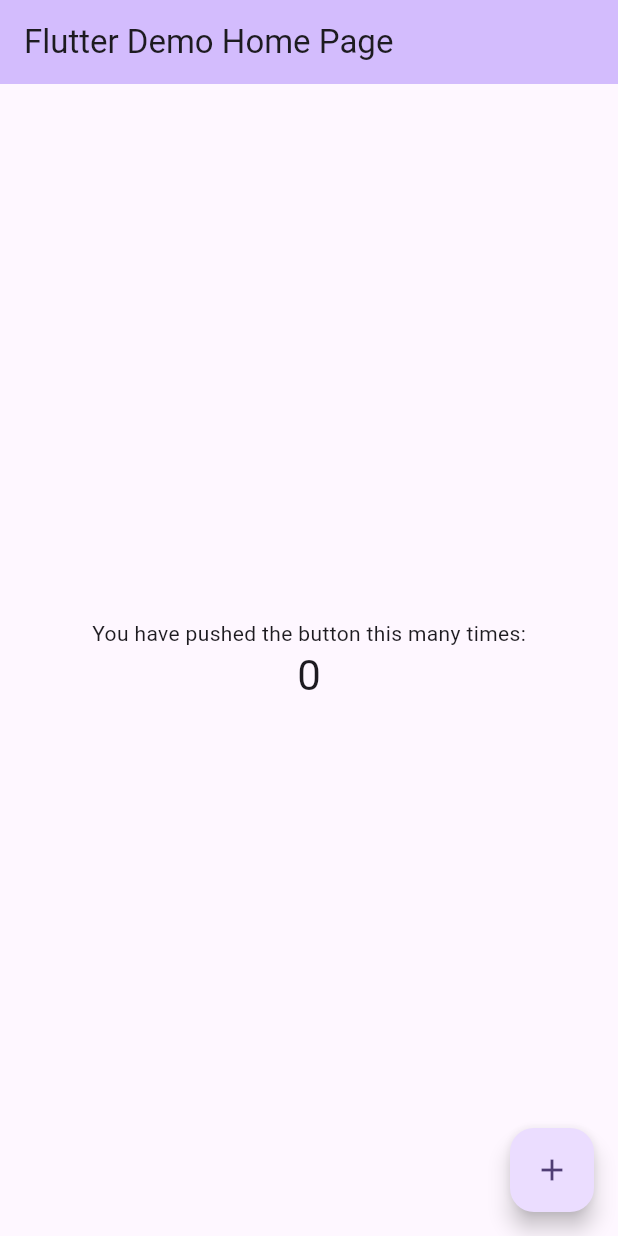
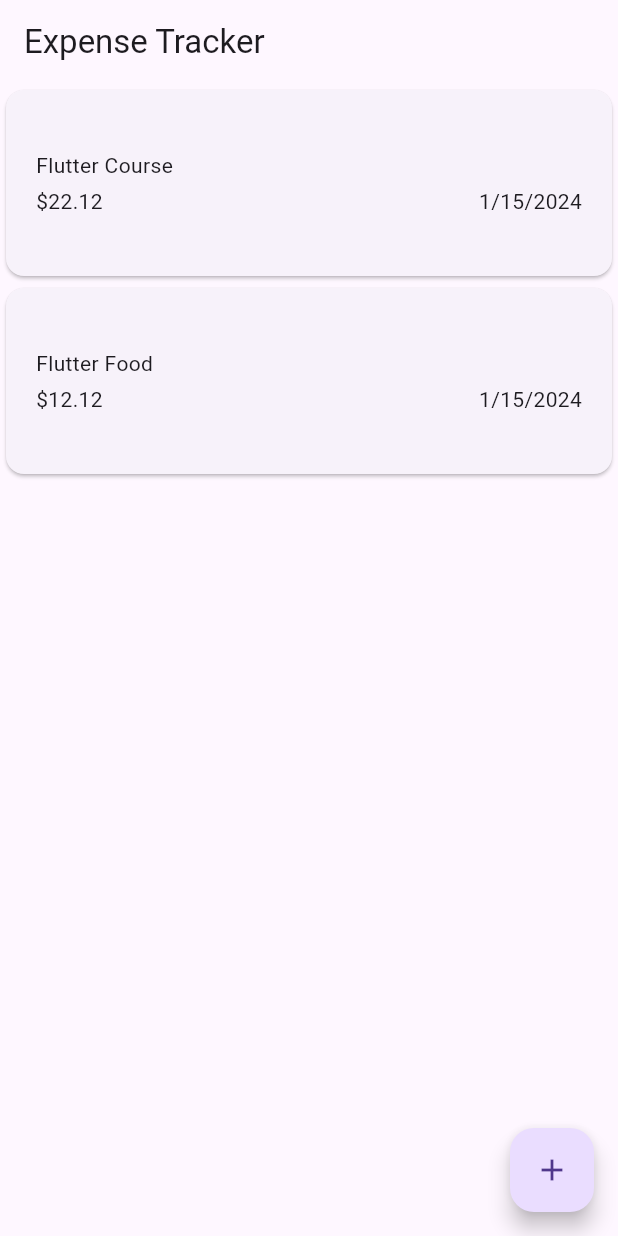
Before and after one commit to marijoy-apa/flutter-learn-forms, a Flutter app: the screen it shows after launch, on a phone screen of 412 x 824 dp. Run offline on Flutter 3.47's test engine with Material 3 defaults, Android fonts, the phone set to English and light mode, and no system bars.

Commit message:
create expense list item

```diff
--- /dev/null
+++ b/expense_tracker/lib/data/expense_list.dart
@@ -0,0 +1,14 @@
+import 'package:expense_tracker/model/expense.dart';
+
+List<Expense> expenseList = [
+  Expense(
+      title: 'Flutter Course',
+      amount: 22.12,
+      date: DateTime.now(),
+      category: Category.food),
+  Expense(
+      title: 'Flutter Food',
+      amount: 12.12,
+      date: DateTime.now(),
+      category: Category.leisure),
+];
--- /dev/null
+++ b/expense_tracker/lib/expense_item.dart
@@ -0,0 +1,33 @@
+import 'package:expense_tracker/model/expense.dart';
+import 'package:flutter/material.dart';
+
+class ExpenseItem extends StatelessWidget {
+  const ExpenseItem({super.key, required this.expense});
+
+  final Expense expense;
+
+  @override
+  Widget build(BuildContext context) {
+    return Card(
+      child: Padding(
+        padding: const EdgeInsets.symmetric(horizontal: 20, vertical: 40),
+        child: Column(
+          crossAxisAlignment: CrossAxisAlignment.start,
+          children: [
+            Text(expense.title),
+            const SizedBox(
+              height: 4,
+            ),
+            Row(
+              children: [
+                Text('\$${expense.amount.toStringAsFixed(2)}'),
+                const Spacer(),
+                Text(expense.formattedDate)
+              ],
+            ),
+          ],
+        ),
+      ),
+    );
+  }
+}
--- /dev/null
+++ b/expense_tracker/lib/home_page.dart
@@ -0,0 +1,31 @@
+import 'package:expense_tracker/data/expense_list.dart';
+import 'package:expense_tracker/expense_item.dart';
+import 'package:expense_tracker/new_expense.dart';
+import 'package:flutter/material.dart';
+
+class MyHomePage extends StatelessWidget {
+  const MyHomePage({super.key});
+
+  @override
+  Widget build(BuildContext context) {
+    return Scaffold(
+      appBar: AppBar(
+        title: const Text('Expense Tracker'),
+      ),
+      body: ListView.builder(
+        itemCount: expenseList.length,
+        itemBuilder: (context, index) =>
+            ExpenseItem(expense: expenseList[index]),
+      ),
+      floatingActionButton: FloatingActionButton(onPressed: () {
+        showModalBottomSheet(
+          useSafeArea: true,
+          isScrollControlled: true,
+          context: context,
+          builder: (context) => NewExpense(),
+        );
+      },
+      child: const Icon(Icons.add)),
+    );
+  }
+}
--- a/expense_tracker/lib/main.dart
+++ b/expense_tracker/lib/main.dart
@@ -1,3 +1,4 @@
+import 'package:expense_tracker/home_page.dart';
 import 'package:flutter/material.dart';
 
 void main() {
@@ -7,119 +8,11 @@ void main() {
 class MyApp extends StatelessWidget {
   const MyApp({super.key});
 
-  // This widget is the root of your application.
   @override
   Widget build(BuildContext context) {
-    return MaterialApp(
+    return const MaterialApp(
       title: 'Flutter Demo',
-      theme: ThemeData(
-        // This is the theme of your application.
-        //
-        // TRY THIS: Try running your application with "flutter run". You'll see
-        // the application has a purple toolbar. Then, without quitting the app,
-        // try changing the seedColor in the colorScheme below to Colors.green
-        // and then invoke "hot reload" (save your changes or press the "hot
-        // reload" button in a Flutter-supported IDE, or press "r" if you used
-        // the command line to start the app).
-        //
-        // Notice that the counter didn't reset back to zero; the application
-        // state is not lost during the reload. To reset the state, use hot
-        // restart instead.
-        //
-        // This works for code too, not just values: Most code changes can be
-        // tested with just a hot reload.
-        colorScheme: ColorScheme.fromSeed(seedColor: Colors.deepPurple),
-        useMaterial3: true,
-      ),
-      home: const MyHomePage(title: 'Flutter Demo Home Page'),
+      home: MyHomePage(),
     );
   }
 }
-
-class MyHomePage extends StatefulWidget {
-  const MyHomePage({super.key, required this.title});
-
-  // This widget is the home page of your application. It is stateful, meaning
-  // that it has a State object (defined below) that contains fields that affect
-  // how it looks.
-
-  // This class is the configuration for the state. It holds the values (in this
-  // case the title) provided by the parent (in this case the App widget) and
-  // used by the build method of the State. Fields in a Widget subclass are
-  // always marked "final".
-
-  final String title;
-
-  @override
-  State<MyHomePage> createState() => _MyHomePageState();
-}
-
-class _MyHomePageState extends State<MyHomePage> {
-  int _counter = 0;
-
-  void _incrementCounter() {
-    setState(() {
-      // This call to setState tells the Flutter framework that something has
-      // changed in this State, which causes it to rerun the build method below
-      // so that the display can reflect the updated values. If we changed
-      // _counter without calling setState(), then the build method would not be
-      // called again, and so nothing would appear to happen.
-      _counter++;
-    });
-  }
-
-  @override
-  Widget build(BuildContext context) {
-    // This method is rerun every time setState is called, for instance as done
-    // by the _incrementCounter method above.
-    //
-    // The Flutter framework has been optimized to make rerunning build methods
-    // fast, so that you can just rebuild anything that needs updating rather
-    // than having to individually change instances of widgets.
-    return Scaffold(
-      appBar: AppBar(
-        // TRY THIS: Try changing the color here to a specific color (to
-        // Colors.amber, perhaps?) and trigger a hot reload to see the AppBar
-        // change color while the other colors stay the same.
-        backgroundColor: Theme.of(context).colorScheme.inversePrimary,
-        // Here we take the value from the MyHomePage object that was created by
-        // the App.build method, and use it to set our appbar title.
-        title: Text(widget.title),
-      ),
-      body: Center(
-        // Center is a layout widget. It takes a single child and positions it
-        // in the middle of the parent.
-        child: Column(
-          // Column is also a layout widget. It takes a list of children and
-          // arranges them vertically. By default, it sizes itself to fit its
-          // children horizontally, and tries to be as tall as its parent.
-          //
-          // Column has various properties to control how it sizes itself and
-          // how it positions its children. Here we use mainAxisAlignment to
-          // center the children vertically; the main axis here is the vertical
-          // axis because Columns are vertical (the cross axis would be
-          // horizontal).
-          //
-          // TRY THIS: Invoke "debug painting" (choose the "Toggle Debug Paint"
-          // action in the IDE, or press "p" in the console), to see the
-          // wireframe for each widget.
-          mainAxisAlignment: MainAxisAlignment.center,
-          children: <Widget>[
-            const Text(
-              'You have pushed the button this many times:',
-            ),
-            Text(
-              '$_counter',
-              style: Theme.of(context).textTheme.headlineMedium,
-            ),
-          ],
-        ),
-      ),
-      floatingActionButton: FloatingActionButton(
-        onPressed: _incrementCounter,
-        tooltip: 'Increment',
-        child: const Icon(Icons.add),
-      ), // This trailing comma makes auto-formatting nicer for build methods.
-    );
-  }
-}
--- /dev/null
+++ b/expense_tracker/lib/model/expense.dart
@@ -0,0 +1,30 @@
+import 'package:flutter/material.dart';
+import 'package:uuid/uuid.dart';
+import 'package:intl/intl.dart';
+
+
+final formatter = DateFormat.yMd();
+
+const uuid = Uuid();
+
+enum Category { food, travel, leisure, work }
+
+
+class Expense {
+  Expense({
+    required this.title,
+    required this.amount,
+    required this.date,
+    required this.category,
+  }) : id = uuid.v4();
+
+  final String id;
+  final String title;
+  final double amount;
+  final DateTime date;
+  final Category category;
+
+  String get formattedDate {
+    return formatter.format(date);
+  }
+}
--- /dev/null
+++ b/expense_tracker/lib/new_expense.dart
@@ -0,0 +1,14 @@
+import 'package:flutter/material.dart';
+
+class NewExpense extends StatelessWidget {
+  const NewExpense({super.key});
+
+  @override
+  Widget build(BuildContext context) {
+    return const SizedBox(
+      height: double.infinity,
+      width: double.infinity,
+      child: SingleChildScrollView(child: Text('Form page')),
+    );
+  }
+}
--- a/expense_tracker/pubspec.yaml
+++ b/expense_tracker/pubspec.yaml
@@ -35,6 +35,8 @@ dependencies:
   # The following adds the Cupertino Icons font to your application.
   # Use with the CupertinoIcons class for iOS style icons.
   cupertino_icons: ^1.0.2
+  uuid: ^4.3.3
+  intl: ^0.19.0
 
 dev_dependencies:
   flutter_test:
```
Also changed, not shown: expense_tracker/pubspec.lock.
